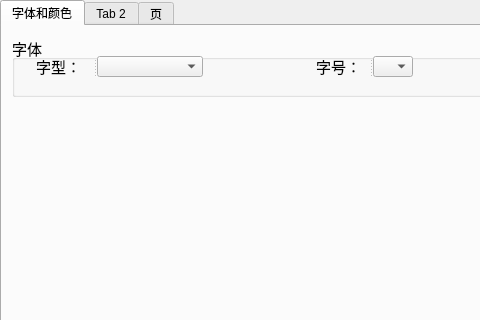
Above: GAnalysis/setting/textEdit/texteditset.ui from LiuSheng66/GAnalysis before the change; both pictures show x 0 to 480 and y 0 to 320 of the 860 by 502 pixel window. Below: the same form after it.
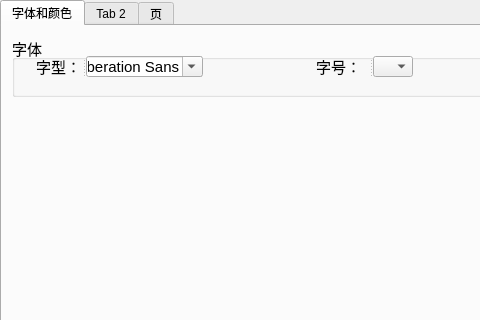
That is the form after the change.

```diff
--- a/GAnalysis/setting/textEdit/texteditset.ui
+++ b/GAnalysis/setting/textEdit/texteditset.ui
@@ -128,20 +128,7 @@
          <string> 字型：</string>
         </property>
        </widget>
-       <widget class="QComboBox" name="comboBox">
-        <property name="minimumSize">
-         <size>
-          <width>100</width>
-          <height>0</height>
-         </size>
-        </property>
-        <property name="maximumSize">
-         <size>
-          <width>16777215</width>
-          <height>100</height>
-         </size>
-        </property>
-       </widget>
+       <widget class="QFontComboBox" name="fontComboBox"/>
       </widget>
      </widget>
     </widget>
```
